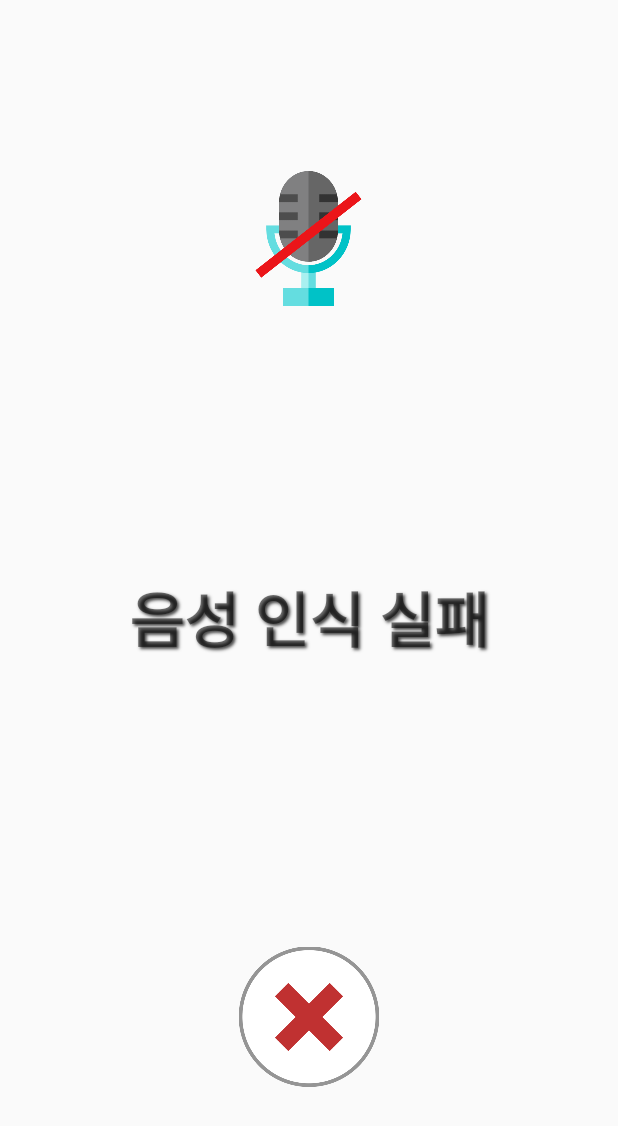
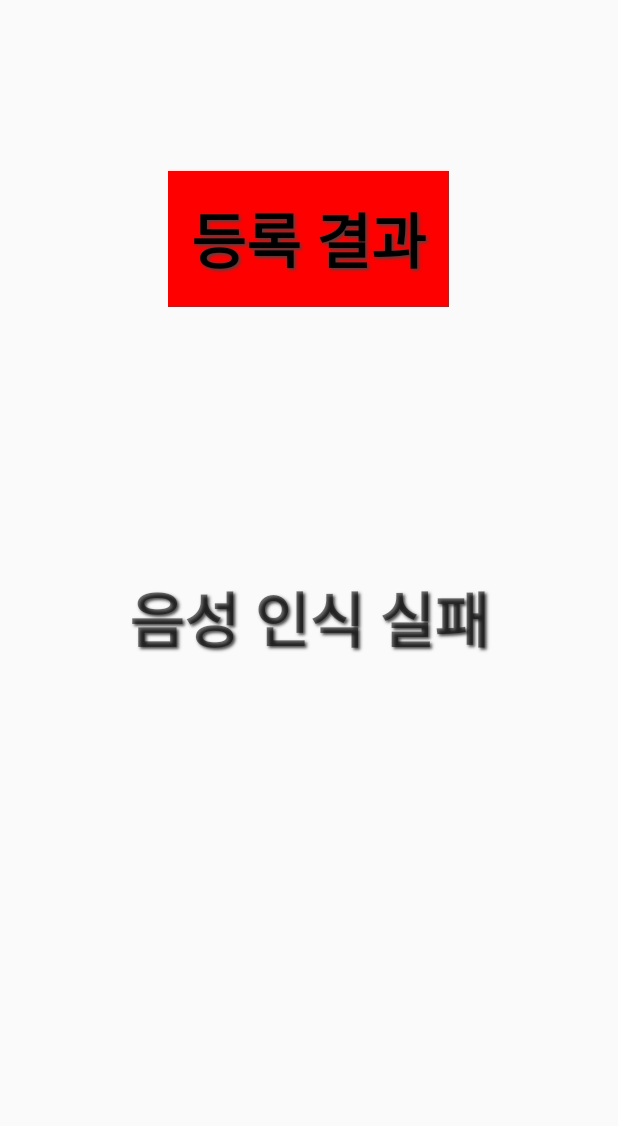
Before and after one commit to yohan5050/Testing, an Android app: the layout activity_rec_fail.xml on its own in the app's theme, with its tools: preview values and no code run, on a phone screen of 412 x 824 dp. Shown: the top 1126 px of the screen. Run offline under Robolectric (Android 15) with nearby library versions, the phone set to English and light mode, and no system bars; Roboto replaces fonts that are not available here.

Commit message:
modified record result display and progress bar 녹음 결과 화면 디자인 수정, 재생 프로그레스 바 더 얇게 수정

```diff
--- a/app/src/main/res/layout/activity_play.xml
+++ b/app/src/main/res/layout/activity_play.xml
@@ -142,8 +142,8 @@
             android:layout_weight="2"
             android:paddingRight="30dp"
             android:paddingLeft="30dp"
-            android:paddingTop="10dp"
-            android:paddingBottom="10dp"
+            android:paddingTop="15dp"
+            android:paddingBottom="15dp"
             style="@android:style/Widget.ProgressBar.Horizontal"
             android:layout_centerHorizontal="true"
             android:layout_below="@+id/imageView"
--- a/app/src/main/res/layout/activity_rec_fail.xml
+++ b/app/src/main/res/layout/activity_rec_fail.xml
@@ -6,15 +6,32 @@
     android:orientation="vertical"
     tools:context=".Main2Activity">
 
-    <ImageView
-        android:id="@+id/failImage"
-        android:layout_width="90dp"
-        android:layout_height="90dp"
-        android:scaleType="fitXY"
-        android:src="@drawable/record_fail"
-        android:layout_alignParentTop="true"
+    <!--<ImageView-->
+        <!--android:id="@+id/failImage"-->
+        <!--android:layout_width="90dp"-->
+        <!--android:layout_height="90dp"-->
+        <!--android:scaleType="fitXY"-->
+        <!--android:src="@drawable/record_fail"-->
+        <!--android:layout_alignParentTop="true"-->
+        <!--android:layout_centerHorizontal="true"-->
+        <!--android:layout_marginTop="114dp" />-->
+
+    <TextView
+        android:id="@+id/resultText"
+        android:layout_width="wrap_content"
+        android:layout_height="wrap_content"
+        android:layout_marginTop="114dp"
+        android:padding="15dp"
         android:layout_centerHorizontal="true"
-        android:layout_marginTop="114dp" />
+        android:text="등록 결과"
+        android:textSize="40dp"
+        android:shadowColor="#FF464646"
+        android:shadowDx="2"
+        android:shadowDy="2"
+        android:shadowRadius="2.0"
+        android:textStyle="bold"
+        android:textColor="#000000"
+        android:background="#FF0000"/>
 
     <TextView
         android:id="@+id/text"
@@ -42,6 +59,7 @@
         android:layout_height="93dp"
         android:layout_alignParentBottom="true"
         android:layout_centerHorizontal="true"
-        android:layout_marginBottom="99dp" />
+        android:layout_marginBottom="99dp"
+        android:visibility="gone"/>
 
 </RelativeLayout>
```
Also changed, not shown: app/src/main/res/layout/activity_rec_no_time.xml (+26 -9 lines), app/src/main/res/layout/activity_rec_time.xml (+32 -14 lines).
